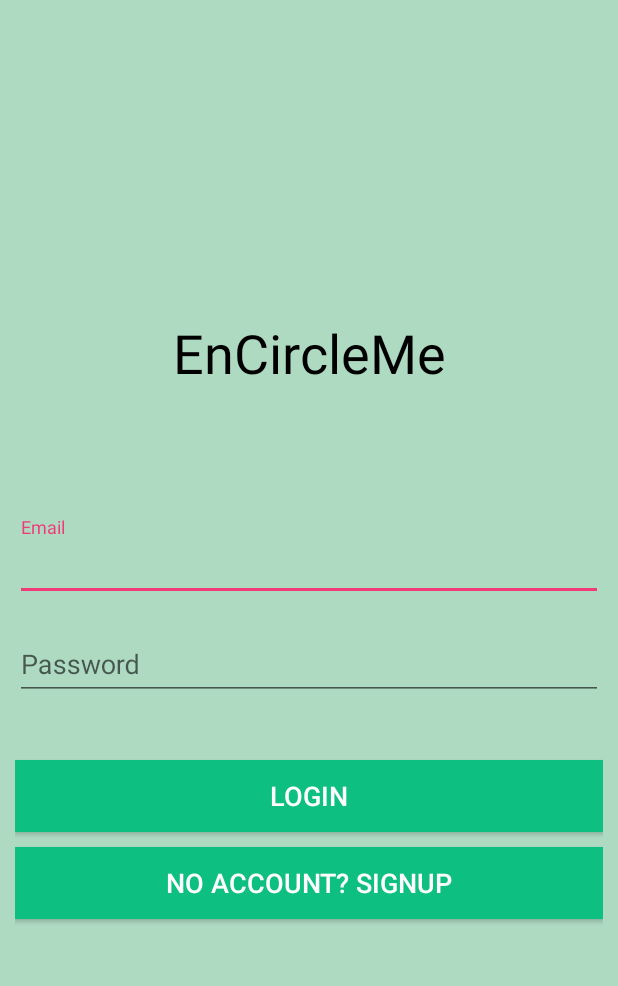
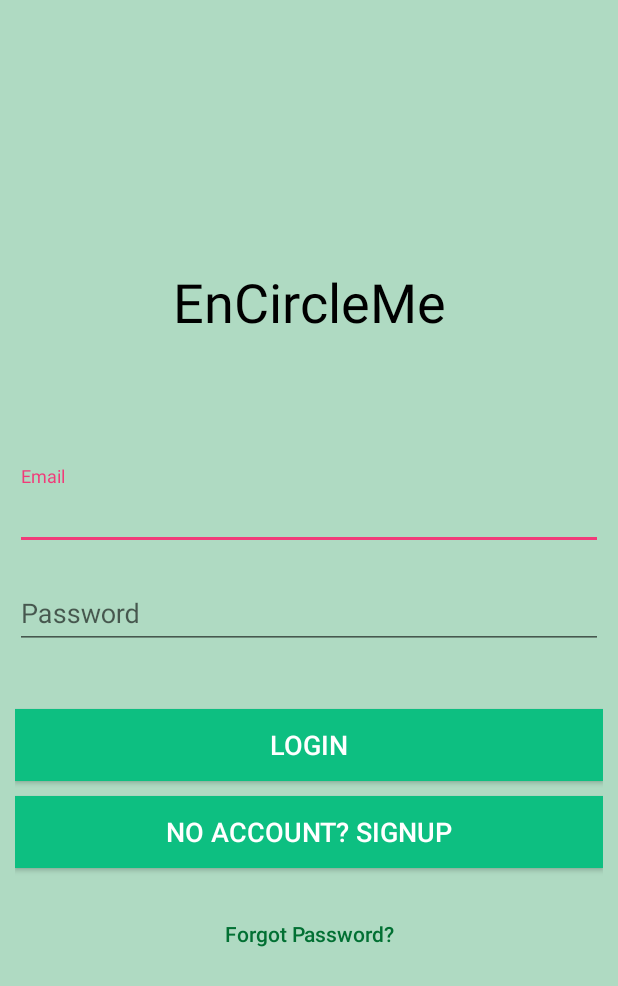
Before and after one commit to gsingh2594/EnCircleMe, an Android app: the screen it shows after launch (MainActivity), on a phone screen of 412 x 824 dp. Shown: the top 986 px of the screen. Run offline under Robolectric (Android 15) with nearby library versions, the phone set to English and light mode, and no system bars; our stand-ins replace Firebase (no records; nobody signed in at launch, a user with empty details on screens opened directly).

Commit message:
Forgot Password added - Arani

```diff
--- a/app/src/main/AndroidManifest.xml
+++ b/app/src/main/AndroidManifest.xml
@@ -30,6 +30,7 @@
             android:value="AIzaSyCpwovh2iZtqfD07jMsJYFTdX5H-ktMNj8" />
 
         <activity android:name=".MapsActivity" />
+        <activity android:name=".ResetPasswordActivity" />
         <activity android:name=".UserActivity" />
         <activity android:name=".CreateUserProfileActivity" android:windowSoftInputMode="adjustPan" />
         <activity android:name=".UserProfileActivity" />
--- a/app/src/main/java/com/example/gurpreetsingh/encircleme/MainActivity.java
+++ b/app/src/main/java/com/example/gurpreetsingh/encircleme/MainActivity.java
@@ -31,7 +31,7 @@ import com.google.firebase.database.ValueEventListener;
 public class MainActivity extends AppCompatActivity {
 
     private static final String TAG = "MainActivity";
-    private Button btnLogin, btnLinkToSignUp;
+    private Button btnLogin, btnLinkToSignUp, btnResetPassword;
     private ProgressBar progressBar;
     private ProgressDialog progressDialog;
     private FirebaseAuth auth;
@@ -80,7 +80,7 @@ public class MainActivity extends AppCompatActivity {
 
         btnLogin = (Button) findViewById(R.id.btn_login);
         btnLinkToSignUp = (Button) findViewById(R.id.btn_link_signup);
-
+        btnResetPassword = (Button) findViewById(R.id.btn_reset_password);
         btnLogin.setOnClickListener(new View.OnClickListener() {
             @Override
             public void onClick(View view) {
@@ -88,7 +88,6 @@ public class MainActivity extends AppCompatActivity {
             }
         });
 
-        Button btnLogin = (Button) findViewById(R.id.btn_login);
 
 
         btnLinkToSignUp.setOnClickListener(new View.OnClickListener() {
@@ -98,6 +97,14 @@ public class MainActivity extends AppCompatActivity {
                 startActivity(intent);
             }
         });
+
+        btnResetPassword.setOnClickListener(new View.OnClickListener() {
+            @Override
+            public void onClick(View v) {
+                startActivity(new Intent(MainActivity.this, ResetPasswordActivity.class));
+            }
+        });
+
     }
 
     @Override
--- a/app/src/main/res/layout-v21/activity_main.xml
+++ b/app/src/main/res/layout-v21/activity_main.xml
@@ -31,7 +31,8 @@
             android:layout_height="wrap_content"
             android:ems="10"
             android:inputType="textEmailAddress"
-            android:hint="Email"/>
+            android:hint="Email"
+            android:textColorLink="@color/colorPrimaryDark" />
     </android.support.design.widget.TextInputLayout>
 
     <android.support.design.widget.TextInputLayout
@@ -45,7 +46,8 @@
             android:layout_height="wrap_content"
             android:ems="10"
             android:inputType="textPassword"
-            android:hint="@string/hint_password"/>
+            android:hint="@string/hint_password"
+            android:textColorLink="@color/colorPrimaryDark" />
     </android.support.design.widget.TextInputLayout>
     <Button android:id="@+id/btn_login"
         android:layout_width="fill_parent"
@@ -67,4 +69,15 @@
         android:textColorLink="@android:color/black"
         android:textSize="@dimen/text_large" />
 
+    <Button
+        android:id="@+id/btn_reset_password"
+        android:layout_width="fill_parent"
+        android:layout_height="wrap_content"
+        android:layout_marginTop="20dip"
+        android:background="@null"
+        android:text="Forgot Password?"
+        android:textAllCaps="false"
+        android:textColor="@color/colorPrimaryDark" />
+
+
 </LinearLayout>
--- a/app/src/main/res/layout/activity_main.xml
+++ b/app/src/main/res/layout/activity_main.xml
@@ -33,7 +33,8 @@
             android:ems="10"
             android:inputType="textEmailAddress"
 
-            android:hint="Email"/>
+            android:hint="Email"
+            android:textColorLink="@color/colorPrimaryDark" />
     </android.support.design.widget.TextInputLayout>
     <android.support.design.widget.TextInputLayout
         android:id="@+id/login_input_layout_password"
@@ -46,7 +47,8 @@
             android:layout_height="wrap_content"
             android:ems="10"
             android:inputType="textPassword"
-            android:hint="@string/hint_password"/>
+            android:hint="@string/hint_password"
+            android:textColorLink="@color/colorPrimaryDark" />
     </android.support.design.widget.TextInputLayout>
     <Button android:id="@+id/btn_login"
         android:layout_width="fill_parent"
@@ -57,7 +59,8 @@
         android:textColor="@android:color/white"
         android:outlineProvider="bounds"
         android:textSize="@dimen/text_large"
-        android:elevation="0dp" />
+        android:elevation="0dp"
+        android:shadowColor="@android:color/black" />
     <Button android:id="@+id/btn_link_signup"
         android:layout_width="fill_parent"
         android:layout_height="wrap_content"
@@ -66,6 +69,17 @@
         android:layout_marginTop="10dp"
         android:textColor="@android:color/white"
         android:textColorLink="@android:color/black"
-        android:textSize="@dimen/text_large" />
+        android:textSize="@dimen/text_large"
+        android:shadowColor="@android:color/black" />
+
+    <Button
+        android:id="@+id/btn_reset_password"
+        android:layout_width="fill_parent"
+        android:layout_height="wrap_content"
+        android:layout_marginTop="20dip"
+        android:background="@null"
+        android:text="Forgot Password?"
+        android:textAllCaps="false"
+        android:textColor="@color/colorPrimaryDark" />
 
 </LinearLayout>
```
Also changed, not shown: app/src/main/java/com/example/gurpreetsingh/encircleme/ResetPasswordActivity.java (added, +72 -0 lines), app/src/main/res/layout/activity_reset_password.xml (added, +95 -0 lines).
